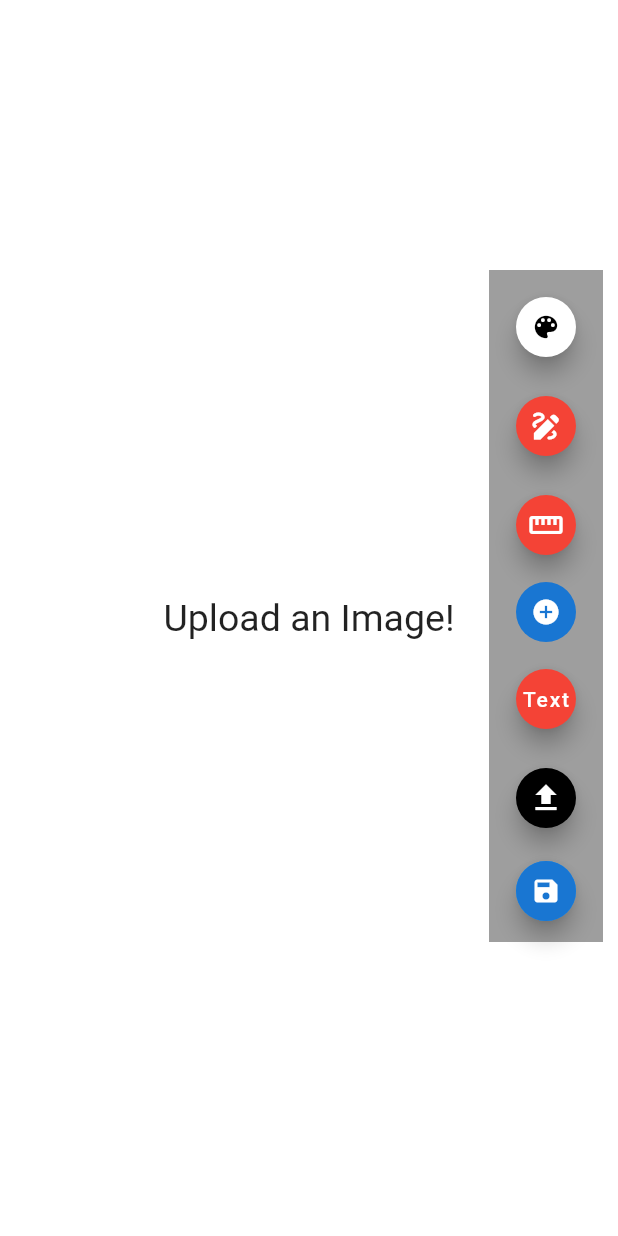
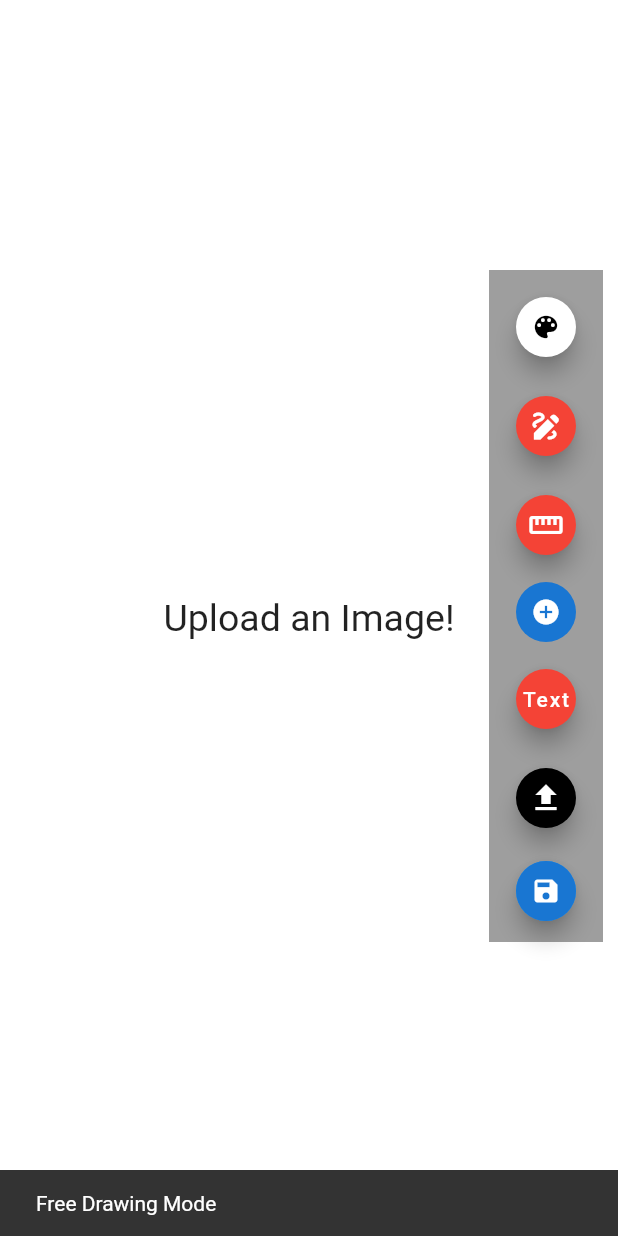
Before and after one commit to JosephSafouri/OXO-2123, a Flutter app: the screen it shows after launch, after a tap on the "draw" icon, on a phone screen of 412 x 824 dp. Run offline on Flutter 3.47's test engine with Material 2 defaults, Android fonts, the phone set to English and light mode, and no system bars; drawn by our look-alikes of screenshot; our stand-ins replace flutter_colorpicker, image_gallery_saver, image_picker.

Commit message:
Snackbar for free drawing mode

```diff
--- a/flutter-app/flutter_drawing_app/starter/lib/drawing_page.dart
+++ b/flutter-app/flutter_drawing_app/starter/lib/drawing_page.dart
@@ -480,6 +480,11 @@ class _DrawingPageState extends State<DrawingPage> {
         backgroundColor: selectedColor,
         child: Icon(Icons.draw),
         onPressed: () {
+          ScaffoldMessenger.of(context).showSnackBar(
+              SnackBar(
+                  content: const Text("Free Drawing Mode")
+              )
+          );
           setState(() {
             if (displayImage != null) {
               state = Status.free_draw;
```
